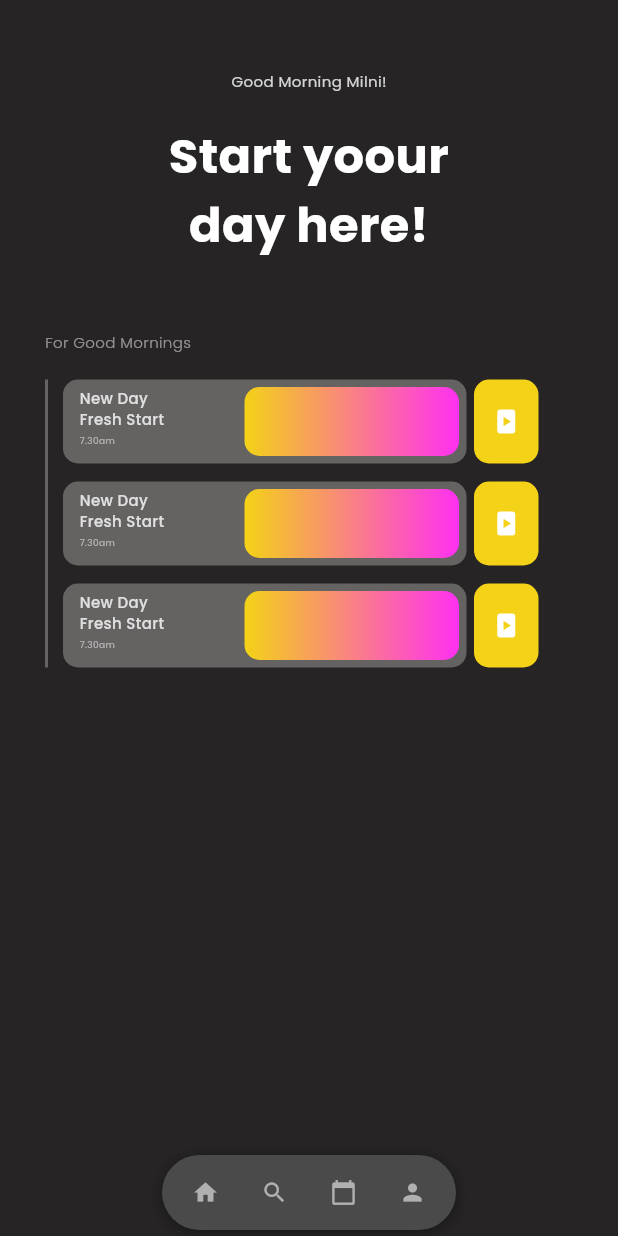
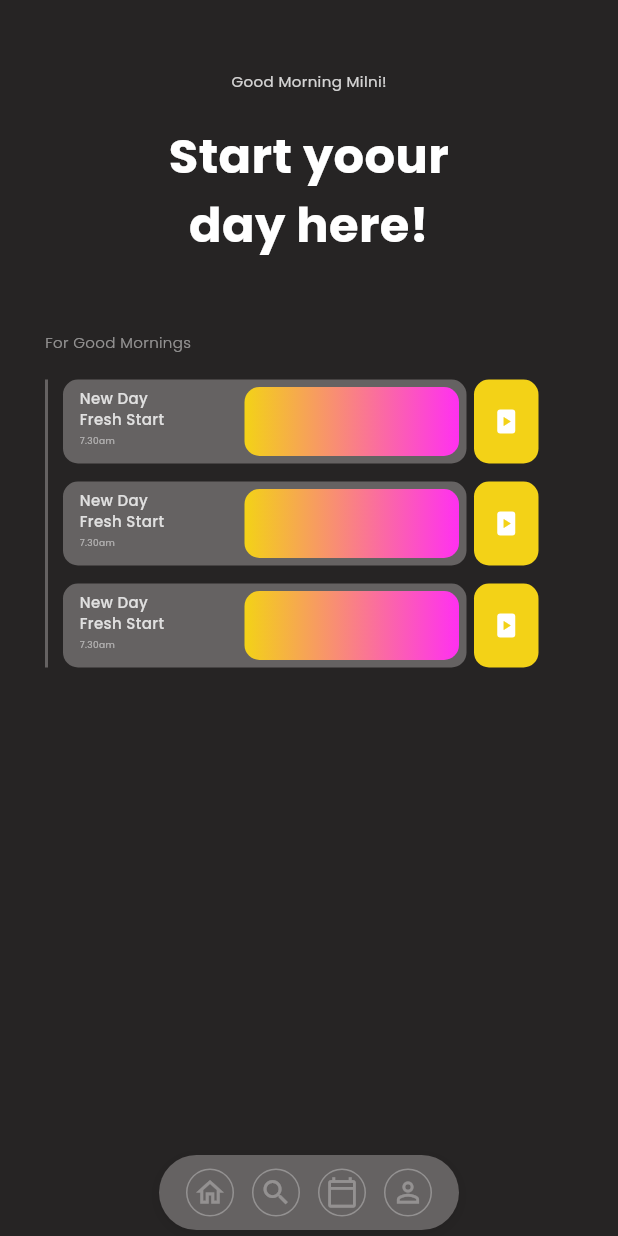
Before and after one commit to lakshanchamidu/Flutter-App-Task-2, a Flutter app: the HomePage screen opened directly, on a phone screen of 412 x 824 dp. Run offline on Flutter 3.47's test engine with Material 3 defaults, Android fonts, the phone set to English and light mode, and no system bars; our stand-ins replace google_fonts.

Commit message:
new navbar

```diff
--- a/task_2/lib/views/widgets/nav_bar.dart
+++ b/task_2/lib/views/widgets/nav_bar.dart
@@ -12,62 +12,97 @@ class NavBar extends StatefulWidget {
 }
 
 class _NavBarState extends State<NavBar> {
-  final List<String> _labels = ["Home", "Search", "Calendar", "Profile"];
+  int? _pressedIndex;
+
+  final List<String> _labels = [
+    "Home",
+    "Search",
+    "Calenda",
+    "Profile",
+  ];
+
+  static const double navWidth = 200;
+  static const double expandedNavWidth = 240;
+  static const double iconSize = 36;
 
   @override
   Widget build(BuildContext context) {
-    // Default to no selection if selectedIndex is null
-    final int? currentIndex = widget.selectedIndex;
+    final bool anySelected = widget.selectedIndex != null;
 
-    return Container(
+    return AnimatedContainer(
+      duration: const Duration(milliseconds: 300),
+      curve: Curves.easeInOut,
+      width: anySelected ? expandedNavWidth : navWidth,
       height: 50,
-      padding: const EdgeInsets.symmetric(horizontal: 6, vertical: 6),
+      padding: const EdgeInsets.symmetric(horizontal: 8, vertical: 4),
       decoration: BoxDecoration(
-        color: const Color(0xFF4A4A4A),
+        color: RColors.secondColor,
         borderRadius: BorderRadius.circular(25),
         boxShadow: [
           BoxShadow(
-            color: Colors.black.withOpacity(0.4),
+            color: Colors.black.withOpacity(0.1),
             blurRadius: 8,
             offset: const Offset(0, 2),
           ),
         ],
       ),
+      child: Center(
         child: Row(
           mainAxisSize: MainAxisSize.min,
           children: List.generate(_icons.length, (i) {
-          final bool active = currentIndex == i;
+          final bool active = widget.selectedIndex == i;
+          final bool pressed = _pressedIndex == i;
 
           return GestureDetector(
+            onTapDown: (_) => setState(() => _pressedIndex = i),
+            onTapUp: (_) => setState(() => _pressedIndex = null),
+            onTapCancel: () => setState(() => _pressedIndex = null),
             onTap: () => widget.onTap?.call(i),
             child: AnimatedContainer(
-              duration: const Duration(milliseconds: 300),
-              curve: Curves.easeInOut,
-              margin: const EdgeInsets.symmetric(horizontal: 2),
-              padding: EdgeInsets.symmetric(
-                horizontal: active ? 16 : 12,
-                vertical: 8,
-              ),
+              duration: const Duration(milliseconds: 250),
+              curve: Curves.easeOut,
+              height: 40,
+              padding: const EdgeInsets.symmetric(horizontal: 4, vertical: 4),
               decoration: BoxDecoration(
-                color: active ? const Color(0xFFE0E0E0) : Colors.transparent,
-                borderRadius: BorderRadius.circular(20),
+                color: active
+                    ? RColors.primaryColor.withOpacity(0.2)
+                    : Colors.transparent,
+                borderRadius: BorderRadius.circular(18),
               ),
               child: Row(
                 mainAxisSize: MainAxisSize.min,
                 children: [
-                  Icon(
+                  AnimatedContainer(
+                    duration: const Duration(milliseconds: 150),
+                    width: iconSize,
+                    height: iconSize,
+                    transform:
+                        Matrix4.identity()..scale(pressed ? 0.9 : 1.0),
+                    decoration: BoxDecoration(
+                      color: active ? Colors.transparent : Colors.transparent,
+                      shape: BoxShape.circle,
+                      border: Border.all(
+                        width: active ? 0 : 1,
+                        color: active ? Colors.transparent : RColors.borderColor,
+                      ),
+                    ),
+                    child: Icon(
                       _icons[i],
-                    size: 18,
-                    color: active ? const Color(0xFF2A2A2A) : const Color(0xFFB0B0B0),
+                      size: 22,
+                      color: active ? RColors.textColor : RColors.borderColor,
                     ),
-                  if (active) const SizedBox(width: 8),
+                  ),
+
                   if (active)
-                    Text(
+                    Padding(
+                      padding: const EdgeInsets.only(left: 6),
+                      child: Text(
                         _labels[i],
-                      style: const TextStyle(
-                        color: Color(0xFF2A2A2A),
-                        fontSize: 13,
+                        style: TextStyle(
+                          fontSize: 12,
                           fontWeight: FontWeight.w600,
+                          color: RColors.textColor,
+                        ),
                       ),
                     ),
                 ],
@@ -76,13 +111,14 @@ class _NavBarState extends State<NavBar> {
           );
         }),
       ),
+      ),
     );
   }
 }
 
 const List<IconData> _icons = [
-  Icons.home,
-  Icons.search,
-  Icons.calendar_today,
-  Icons.person,
+  Icons.home_outlined,
+  Icons.search_outlined,
+  Icons.calendar_today_outlined,
+  Icons.person_outline,
 ];
```
Lines whose indentation alone changed are shown as unchanged.
